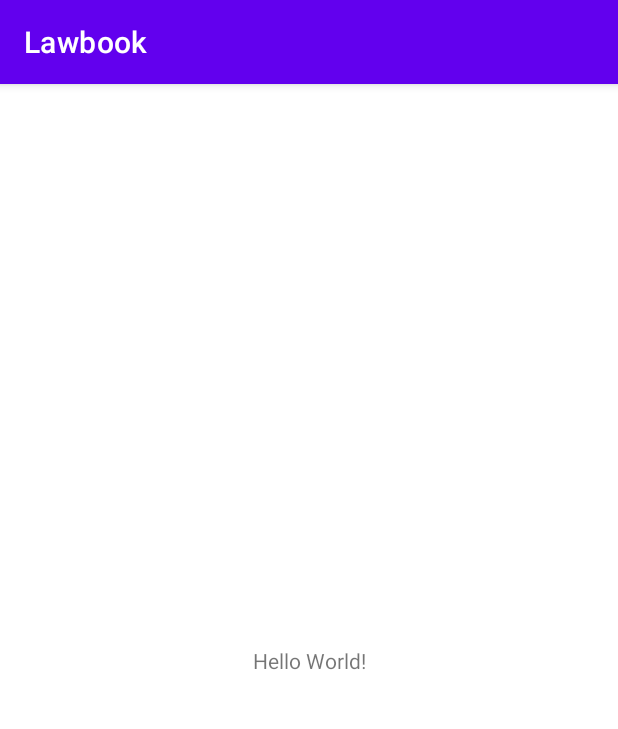
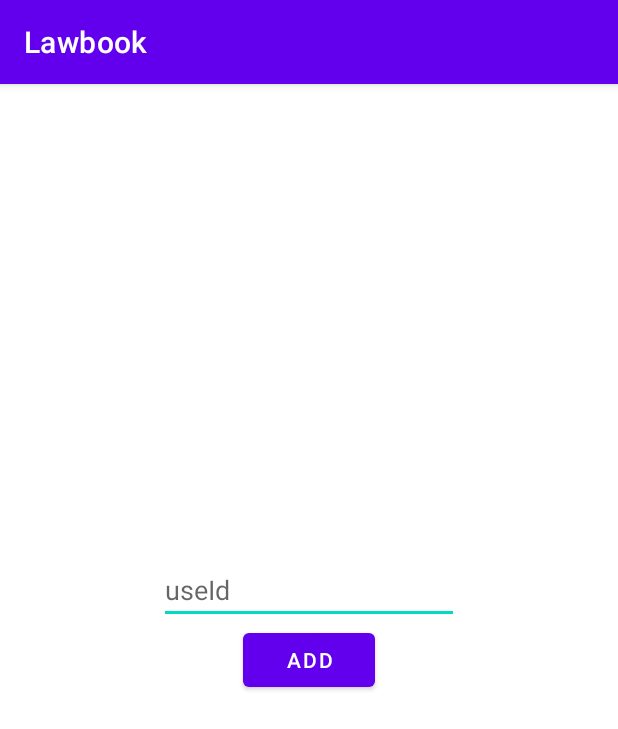
Before and after one commit to vprabhu/LawBook, an Android app: the screen it shows after launch (MainActivity), on a phone screen of 412 x 824 dp. Shown: the top 729 px of the screen. Run offline under Robolectric (Android 15) with nearby library versions, the phone set to English and light mode, and no system bars; our stand-ins replace Room's generated code.

Commit message:
added PracticeArea Table

```diff
--- a/app/src/main/java/com/ezylaw/lawbook/MainActivity.kt
+++ b/app/src/main/java/com/ezylaw/lawbook/MainActivity.kt
@@ -1,6 +1,10 @@
 package com.ezylaw.lawbook
 
 import android.os.Bundle
+import android.util.Log
+import android.view.View
+import android.widget.Button
+import android.widget.EditText
 import androidx.activity.viewModels
 import androidx.appcompat.app.AppCompatActivity
 import com.ezylaw.lawbook.model.User
@@ -8,6 +12,9 @@ import com.ezylaw.lawbook.viewmodel.UserViewModel
 
 class MainActivity : AppCompatActivity() {
 
+
+    private lateinit var userIdEditText: EditText
+    private lateinit var addButton: Button
 
     private val userViewModel: UserViewModel by viewModels {
         UserViewModel.UserViewModelFactory((application as LbApplication).repository)
@@ -17,11 +24,32 @@ class MainActivity : AppCompatActivity() {
         super.onCreate(savedInstanceState)
         setContentView(R.layout.activity_main)
 
-        var user = User(11, "222dddxxx", "Hamid", "9999993333", 22)
-        userViewModel.insertUser(user)
+        userIdEditText = findViewById(R.id.userIdTextView)
+        addButton = findViewById(R.id.addButton)
 
-        user = User(11, "222dddxxx11", "Hamid", "9999993333", 22)
-        userViewModel.updateUser(user)
+        addButton.setOnClickListener(View.OnClickListener {
+            val user = User(
+                userIdEditText.text.toString().toLong(),
+                "222dddxxx" + userIdEditText.text.toString(),
+                "Hamid",
+                "9999993333",
+                22
+            )
+            userViewModel.insertUser(user)
+        })
+
+        // Add an observer on the LiveData returned by getAlphabetizedWords.
+        // The onChanged() method fires when the observed data changes and the activity is
+        // in the foreground.
+        userViewModel.allUser.observe(this) { users ->
+            // Update the cached copy of the words in the adapter.
+            users.let {
+                for (user in users) {
+                    Log.d("**************", user.name)
+                }
+
+            }
+        }
 
     }
 }
--- /dev/null
+++ b/app/src/main/java/com/ezylaw/lawbook/model/PracticeArea.kt
@@ -0,0 +1,13 @@
+package com.ezylaw.lawbook.model
+
+import androidx.room.ColumnInfo
+import androidx.room.Entity
+import androidx.room.PrimaryKey
+
+@Entity(tableName = "PracticeArea")
+data class PracticeArea(
+    @PrimaryKey @ColumnInfo(name = "titleId") val titleId: Long,
+    @ColumnInfo(name = "title") val title: String,
+    @ColumnInfo(name = "description") val description: String,
+    @ColumnInfo(name = "category") val category: String,
+)
--- a/app/src/main/java/com/ezylaw/lawbook/room/LbRoomDatabase.kt
+++ b/app/src/main/java/com/ezylaw/lawbook/room/LbRoomDatabase.kt
@@ -5,18 +5,20 @@ import androidx.room.Database
 import androidx.room.Room
 import androidx.room.RoomDatabase
 import androidx.sqlite.db.SupportSQLiteDatabase
+import com.ezylaw.lawbook.model.PracticeArea
 import com.ezylaw.lawbook.model.User
 import kotlinx.coroutines.CoroutineScope
 import kotlinx.coroutines.launch
 
 @Database(
-    entities = [User::class],
+    entities = [User::class, PracticeArea::class],
     version = 1,
     exportSchema = false
 ) //exportSchema = false true In case of Migration
 public abstract class LbRoomDatabase : RoomDatabase() {
 
     abstract fun userDao(): UserDao
+    abstract fun practiceAreaDao(): PracticeAreaDao
 
     companion object {
 
@@ -50,6 +52,19 @@ public abstract class LbRoomDatabase : RoomDatabase() {
                     // when RoomDatabase is created
                     // populate here
                     userRoomDB.userDao().insertUser(User(1, "abc123", "Admin", "9999999999", 25))
+
+                    userRoomDB.practiceAreaDao().insertPracticeArea(
+                        PracticeArea(
+                            1, "Marrage",
+                            "For merrage and devorce", "Family"
+                        )
+                    )
+                    userRoomDB.practiceAreaDao().insertPracticeArea(
+                        PracticeArea(
+                            2, "Property",
+                            "For property law", "Civil"
+                        )
+                    )
                 }
             }
         }
--- /dev/null
+++ b/app/src/main/java/com/ezylaw/lawbook/room/PracticeAreaDao.kt
@@ -0,0 +1,25 @@
+package com.ezylaw.lawbook.room
+
+import androidx.room.Dao
+import androidx.room.Insert
+import androidx.room.OnConflictStrategy
+import androidx.room.Query
+import com.ezylaw.lawbook.model.PracticeArea
+import kotlinx.coroutines.flow.Flow
+
+@Dao
+interface PracticeAreaDao {
+
+    @Query("SELECT * FROM PracticeArea")
+    fun getPracticeList(): Flow<MutableList<PracticeArea>>
+
+    @Insert(onConflict = OnConflictStrategy.IGNORE)
+    suspend fun insertPracticeArea(practiceArea: PracticeArea)
+
+    //@Update
+    //suspend fun updateUser(practiceArea: PracticeArea)
+
+    //@Delete
+    //suspend fun deleteUser(practiceArea: PracticeArea)
+
+}
--- a/app/src/main/res/layout/activity_main.xml
+++ b/app/src/main/res/layout/activity_main.xml
@@ -6,13 +6,24 @@
     android:layout_height="match_parent"
     tools:context=".MainActivity">
 
-    <TextView
+    <EditText
+        android:id="@+id/userIdTextView"
+        android:layout_width="200dp"
+        android:hint="useId"
+        android:inputType="number"
+        android:layout_height="wrap_content"
+        app:layout_constraintBottom_toTopOf="@+id/addButton"
+        app:layout_constraintEnd_toEndOf="@+id/addButton"
+        app:layout_constraintStart_toStartOf="@+id/addButton" />
+
+    <Button
+        android:id="@+id/addButton"
         android:layout_width="wrap_content"
         android:layout_height="wrap_content"
-        android:text="Hello World!"
+        android:text="Add"
         app:layout_constraintBottom_toBottomOf="parent"
-        app:layout_constraintLeft_toLeftOf="parent"
-        app:layout_constraintRight_toRightOf="parent"
+        app:layout_constraintEnd_toEndOf="parent"
+        app:layout_constraintStart_toStartOf="parent"
         app:layout_constraintTop_toTopOf="parent" />
 
 </androidx.constraintlayout.widget.ConstraintLayout>
```
Also changed, not shown: app/src/main/java/com/ezylaw/lawbook/room/PracticeRepository.kt (added, +18 -0 lines), app/src/main/java/com/ezylaw/lawbook/viewmodel/PracticeAreaViewModel.kt (added, +30 -0 lines).
